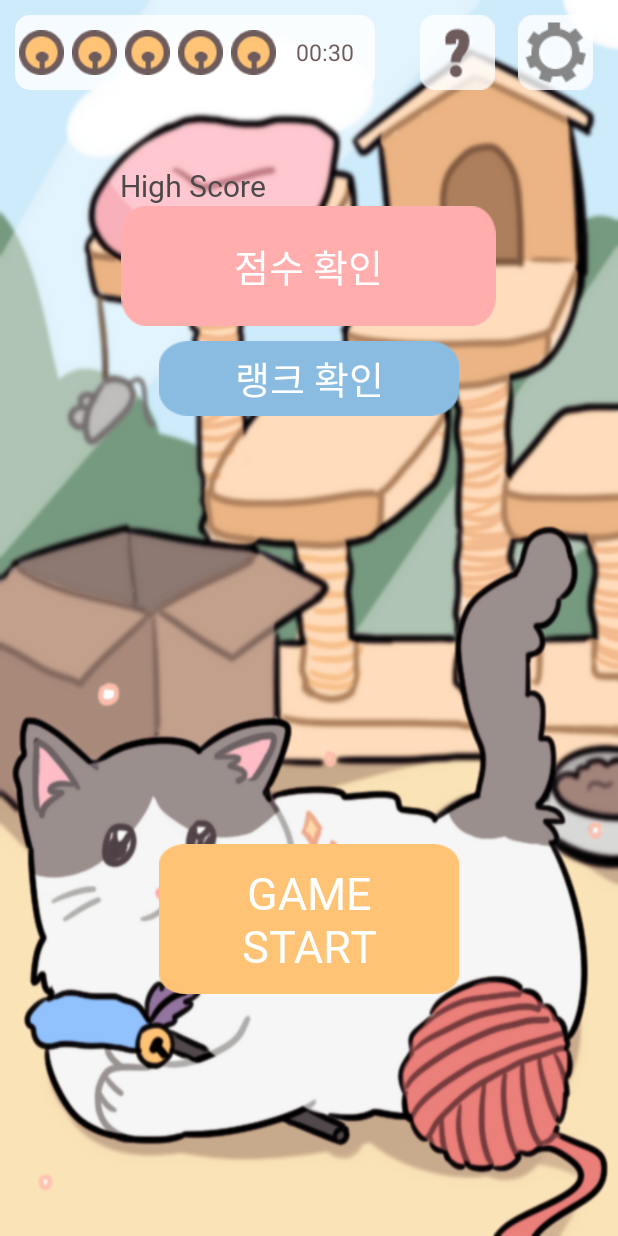
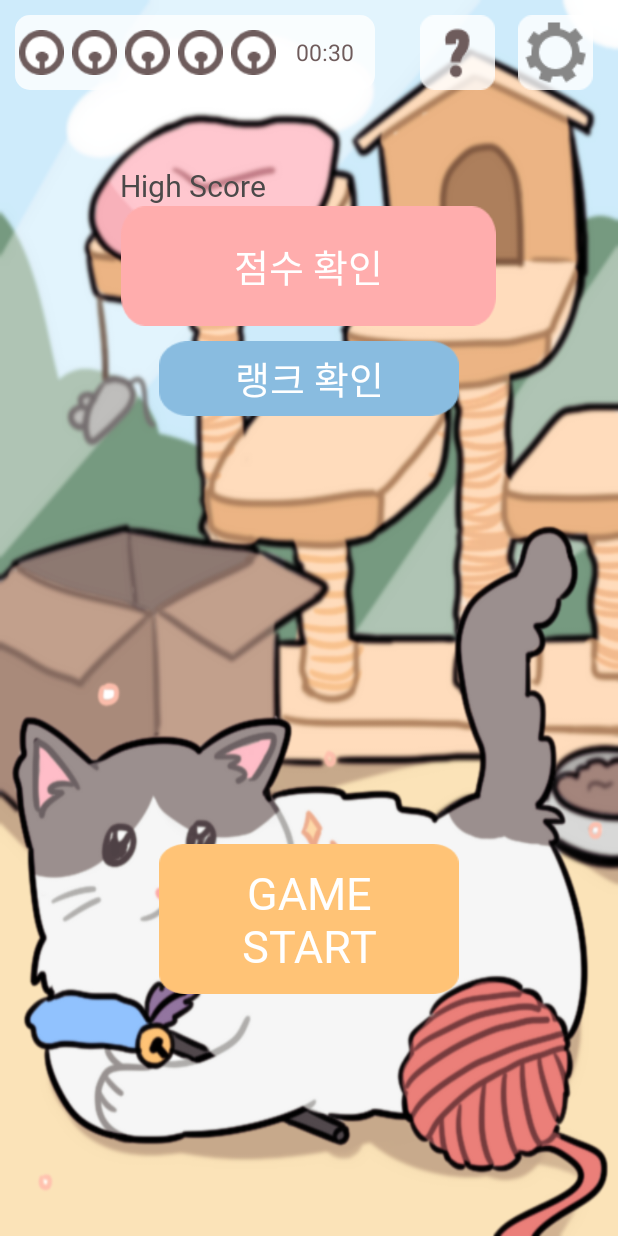
Before and after one commit to isdiscodead/nyang_crush, an Android app: the screen it shows after launch (MainActivity), on a phone screen of 412 x 824 dp. Run offline under Robolectric (Android 15) with nearby library versions, the light colour scheme and no system bars; our stand-ins replace data binding.

Commit message:
[ 지원 ] 벨 기능 구현중

```diff
--- a/NyangCrush/app/src/main/java/com/pro/nyangcrush/GameActivity.java
+++ b/NyangCrush/app/src/main/java/com/pro/nyangcrush/GameActivity.java
@@ -55,9 +55,9 @@ public class GameActivity extends Activity {
     private NyangImageView[][] nyangArray;
     private NyangPosition[][] nyangPositions;
     private boolean touchStatus; //true면 터치가 가능한 상태임
+
     //점수 부분
     private int userScore;
-
     private int combo; //콤보 점수
     private int cnt; //첫터치 반응 확인
     private int combotime;
@@ -66,6 +66,7 @@ public class GameActivity extends Activity {
     private int timer; //게임 플레이 타임
     private int time; //게임진행 타임
     private boolean timerThreadContoller; //게임중지 / 게임진행 확인용
+
     //게임말 스왑시 필요한 두 먼지의 좌표
     private int e1X;
     private int e1Y;
--- a/NyangCrush/app/src/main/java/com/pro/nyangcrush/MainActivity.java
+++ b/NyangCrush/app/src/main/java/com/pro/nyangcrush/MainActivity.java
@@ -6,13 +6,18 @@ import androidx.databinding.DataBindingUtil;
 import android.app.Activity;
 import android.app.Dialog;
 import android.content.Intent;
+import android.content.SharedPreferences;
+import android.graphics.Bitmap;
+import android.graphics.BitmapFactory;
 import android.graphics.Color;
 import android.graphics.drawable.ColorDrawable;
 import android.media.MediaPlayer;
 import android.os.Bundle;
+import android.util.Log;
 import android.view.View;
 import android.view.Window;
 import android.widget.Button;
+import android.widget.ImageView;
 import android.widget.Toast;
 
 import com.pro.nyangcrush.databinding.ActivityMainBinding;
@@ -21,12 +26,24 @@ import java.util.Objects;
 
 public class MainActivity extends Activity {
 
+    SharedPreferences pref;
      ActivityMainBinding binding;
      Dialog dialog;
      private MediaPlayer mediaPlayer, mediaPlayer2;
 
      // 다이얼로그 내부 버튼
     Button btn_close, btn_logout;
+
+    // 유저 방울 개수
+    int user_bell;
+    final static int MAX_BELL = 5;
+
+    // 방울 배열
+    ImageView[] bells = new ImageView[MAX_BELL];
+
+    // 어플리케이션 종료 및 시작 시간 ( 추가된 방울 계산하기 위함 )
+    Long stop_time;
+    Long start_time;
 
     @Override
     protected void onCreate(Bundle savedInstanceState) {
@@ -111,6 +128,45 @@ public class MainActivity extends Activity {
         mediaPlayer.setLooping(true);
         mediaPlayer2.setLooping(true);
 
+        // SharedPreference 초기화
+        pref = getSharedPreferences("SHARE", MODE_PRIVATE );
+
+        // 저장된 방울 개수 가져옴 ( 기본값 5 )
+        user_bell = pref.getInt("bell",  0 );
+        user_bell = 0;
+
+        // 저장된 종료 시간 가져오고, 시작 시간도 구한다.
+        stop_time = pref.getLong("stop_time", System.currentTimeMillis() );
+        start_time = System.currentTimeMillis();
+
+        // 만약 현재 저장되어있는 방울이 5개 미만이라면
+        // 지난 시간을 계산하여 방울을 추가해준다.
+        if ( user_bell <= MAX_BELL ) {
+            int plus_bell =  (int)(( start_time - stop_time ) / 1000 );
+            user_bell += plus_bell;
+            if ( user_bell > MAX_BELL ) {
+                user_bell = MAX_BELL;
+            }
+        }
+
+        // bell 배열 채우기
+        bells[0] = binding.bell1;
+        bells[1] = binding.bell2;
+        bells[2] = binding.bell3;
+        bells[3] = binding.bell4;
+        bells[4] = binding.bell5;
+
+        // 방울 개수만큼 fill_bell 로, 나머지는 empty
+        for( int i = 0 ; i < 5; i++ ) {
+            if ( user_bell < i+1 ) {
+                bells[i].setImageBitmap(BitmapFactory.decodeResource(this.getResources(), R.drawable.bell_empty));
+            } else {
+                bells[i].setImageBitmap(BitmapFactory.decodeResource(this.getResources(), R.drawable.bell_fill));
+            }
+        }
+
+        // 방울이 5개 미만이라면 handler 를 통해 계속해서 1초에 한 번씩 시간을 증가시킨다.
+
     }//onCreate()
 
     @Override
@@ -132,6 +188,15 @@ public class MainActivity extends Activity {
         mediaPlayer2.stop();
     }
 
+    @Override
+    protected void onStop() {
+        super.onStop();
+        SharedPreferences.Editor edit = pref.edit();
+        edit.putInt("bell", user_bell);
+        edit.putLong("stop_time", System.currentTimeMillis() );
+        edit.commit();
+    }
+
     // 다이어그램 온클릭 리스너
     View.OnClickListener dialClick = new View.OnClickListener() {
         @Override
```
